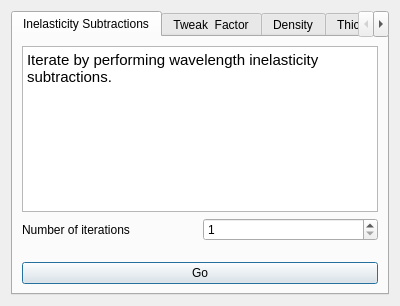
Qt form src/gui/widgets/ui_files/iterationDialog.ui (disorderedmaterials/GudPy) before a commit.
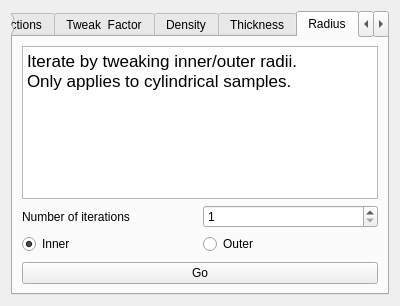
The same form after that commit. The open tabs and pages were chosen to show the change.

Commit message: feat: iterate by radius for cylindrical samples.

```diff
--- a/src/gui/widgets/ui_files/iterationDialog.ui
+++ b/src/gui/widgets/ui_files/iterationDialog.ui
@@ -250,6 +250,90 @@
        </item>
       </layout>
      </widget>
+     <widget class="QWidget" name="radiusTab">
+      <attribute name="title">
+       <string>Radius</string>
+      </attribute>
+      <layout class="QVBoxLayout" name="verticalLayout_7">
+       <item>
+        <widget class="QTextBrowser" name="textBrowser_6">
+         <property name="html">
+          <string>&lt;!DOCTYPE HTML PUBLIC &quot;-//W3C//DTD HTML 4.0//EN&quot; &quot;http://www.w3.org/TR/REC-html40/strict.dtd&quot;&gt;
+&lt;html&gt;&lt;head&gt;&lt;meta name=&quot;qrichtext&quot; content=&quot;1&quot; /&gt;&lt;style type=&quot;text/css&quot;&gt;
+p, li { white-space: pre-wrap; }
+&lt;/style&gt;&lt;/head&gt;&lt;body style=&quot; font-family:'.AppleSystemUIFont'; font-size:13pt; font-weight:400; font-style:normal;&quot;&gt;
+&lt;p style=&quot; margin-top:0px; margin-bottom:0px; margin-left:0px; margin-right:0px; -qt-block-indent:0; text-indent:0px;&quot;&gt;Iterate by tweaking inner/outer radii.&lt;/p&gt;
+&lt;p style=&quot; margin-top:0px; margin-bottom:0px; margin-left:0px; margin-right:0px; -qt-block-indent:0; text-indent:0px;&quot;&gt;Only applies to cylindrical samples.&lt;/p&gt;&lt;/body&gt;&lt;/html&gt;</string>
+         </property>
+        </widget>
+       </item>
+       <item>
+        <layout class="QHBoxLayout" name="horizontalLayout_9">
+         <item>
+          <widget class="QLabel" name="label_4">
+           <property name="text">
+            <string>Number of iterations</string>
+           </property>
+          </widget>
+         </item>
+         <item>
+          <widget class="QSpinBox" name="radiusIterationsSpinBox">
+           <property name="minimum">
+            <number>1</number>
+           </property>
+          </widget>
+         </item>
+        </layout>
+       </item>
+       <item>
+        <layout class="QHBoxLayout" name="horizontalLayout_10">
+         <item>
+          <widget class="QRadioButton" name="innerRadiusRadioButton">
+           <property name="text">
+            <string>Inner</string>
+           </property>
+           <property name="checked">
+            <bool>true</bool>
+           </property>
+           <attribute name="buttonGroup">
+            <string notr="true">buttonGroup</string>
+           </attribute>
+          </widget>
+         </item>
+         <item>
+          <widget class="QRadioButton" name="outerRadiusRadioButton">
+           <property name="text">
+            <string>Outer</string>
+           </property>
+           <attribute name="buttonGroup">
+            <string notr="true">buttonGroup</string>
+           </attribute>
+          </widget>
+         </item>
+        </layout>
+       </item>
+       <item>
+        <spacer name="verticalSpacer_6">
+         <property name="orientation">
+          <enum>Qt::Vertical</enum>
+         </property>
+         <property name="sizeHint" stdset="0">
+          <size>
+           <width>20</width>
+           <height>40</height>
+          </size>
+         </property>
+        </spacer>
+       </item>
+       <item>
+        <widget class="QPushButton" name="iterateRadiusButton">
+         <property name="text">
+          <string>Go</string>
+         </property>
+        </widget>
+       </item>
+      </layout>
+     </widget>
      <widget class="QWidget" name="compositionTab">
       <attribute name="title">
        <string>Composition</string>
```
Left out of the diff: 3 changed lines with no effect on the pictures. The commit also changes 3 other files.
